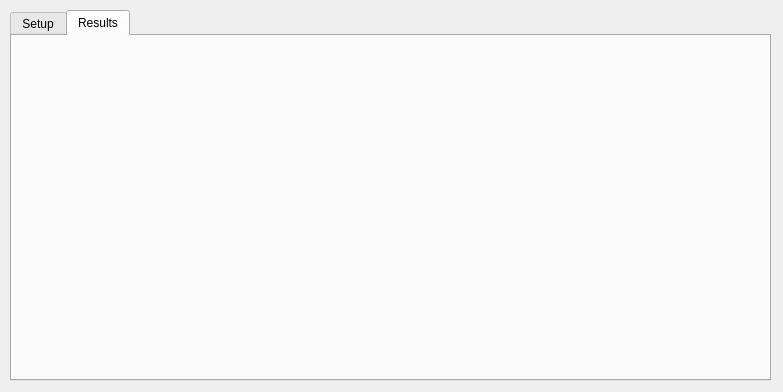
Above: MainWindow.ui from TomMonks/DedupInterface before the change. Below: the same form after it.
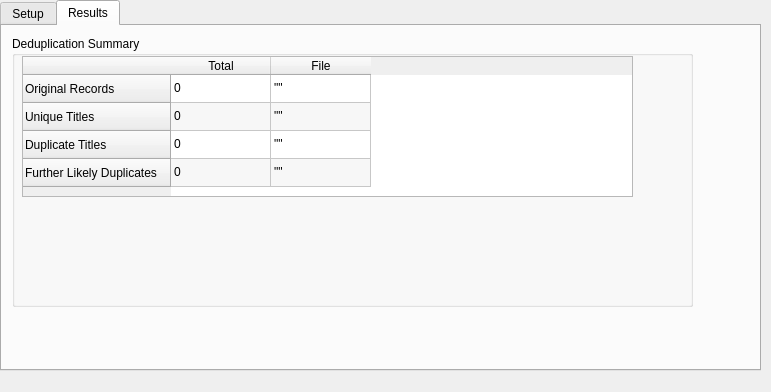
That is the form after the change. The open tabs and pages were chosen to show the change.

```diff
--- a/MainWindow.ui
+++ b/MainWindow.ui
@@ -6,7 +6,7 @@
    <rect>
     <x>0</x>
     <y>0</y>
-    <width>783</width>
+    <width>771</width>
     <height>392</height>
    </rect>
   </property>
@@ -17,12 +17,15 @@
    <widget class="QTabWidget" name="tabWidget">
     <property name="geometry">
      <rect>
-      <x>10</x>
-      <y>10</y>
+      <x>0</x>
+      <y>0</y>
       <width>761</width>
       <height>371</height>
      </rect>
     </property>
+    <property name="tabShape">
+     <enum>QTabWidget::Rounded</enum>
+    </property>
     <property name="currentIndex">
      <number>0</number>
     </property>
@@ -84,6 +87,123 @@
      <attribute name="title">
       <string>Results</string>
      </attribute>
+     <widget class="QGroupBox" name="groupBox">
+      <property name="geometry">
+       <rect>
+        <x>10</x>
+        <y>10</y>
+        <width>681</width>
+        <height>271</height>
+       </rect>
+      </property>
+      <property name="title">
+       <string>Deduplication Summary</string>
+      </property>
+      <widget class="QTableWidget" name="table_summary">
+       <property name="geometry">
+        <rect>
+         <x>10</x>
+         <y>20</y>
+         <width>611</width>
+         <height>141</height>
+        </rect>
+       </property>
+       <property name="focusPolicy">
+        <enum>Qt::StrongFocus</enum>
+       </property>
+       <property name="verticalScrollBarPolicy">
+        <enum>Qt::ScrollBarAlwaysOff</enum>
+       </property>
+       <property name="alternatingRowColors">
+        <bool>true</bool>
+       </property>
+       <property name="selectionMode">
+        <enum>QAbstractItemView::NoSelection</enum>
+       </property>
+       <property name="selectionBehavior">
+        <enum>QAbstractItemView::SelectRows</enum>
+       </property>
+       <property name="showGrid">
+        <bool>true</bool>
+       </property>
+       <property name="columnCount">
+        <number>2</number>
+       </property>
+       <attribute name="verticalHeaderDefaultSectionSize">
+        <number>28</number>
+       </attribute>
+       <row>
+        <property name="text">
+         <string>Original Records</string>
+        </property>
+       </row>
+       <row>
+        <property name="text">
+         <string>Unique Titles</string>
+        </property>
+       </row>
+       <row>
+        <property name="text">
+         <string>Duplicate Titles</string>
+        </property>
+       </row>
+       <row>
+        <property name="text">
+         <string>Further Likely Duplicates</string>
+        </property>
+       </row>
+       <column>
+        <property name="text">
+         <string>Total</string>
+        </property>
+       </column>
+       <column>
+        <property name="text">
+         <string>File</string>
+        </property>
+       </column>
+       <item row="0" column="0">
+        <property name="text">
+         <string>0</string>
+        </property>
+       </item>
+       <item row="0" column="1">
+        <property name="text">
+         <string>&quot;&quot;</string>
+        </property>
+       </item>
+       <item row="1" column="0">
+        <property name="text">
+         <string>0</string>
+        </property>
+       </item>
+       <item row="1" column="1">
+        <property name="text">
+         <string>&quot;&quot;</string>
+        </property>
+       </item>
+       <item row="2" column="0">
+        <property name="text">
+         <string>0</string>
+        </property>
+       </item>
+       <item row="2" column="1">
+        <property name="text">
+         <string>&quot;&quot;</string>
+        </property>
+       </item>
+       <item row="3" column="0">
+        <property name="text">
+         <string>0</string>
+        </property>
+       </item>
+       <item row="3" column="1">
+        <property name="text">
+         <string>&quot;&quot;</string>
+        </property>
+       </item>
+      </widget>
+     </widget>
     </widget>
    </widget>
   </widget>
```
